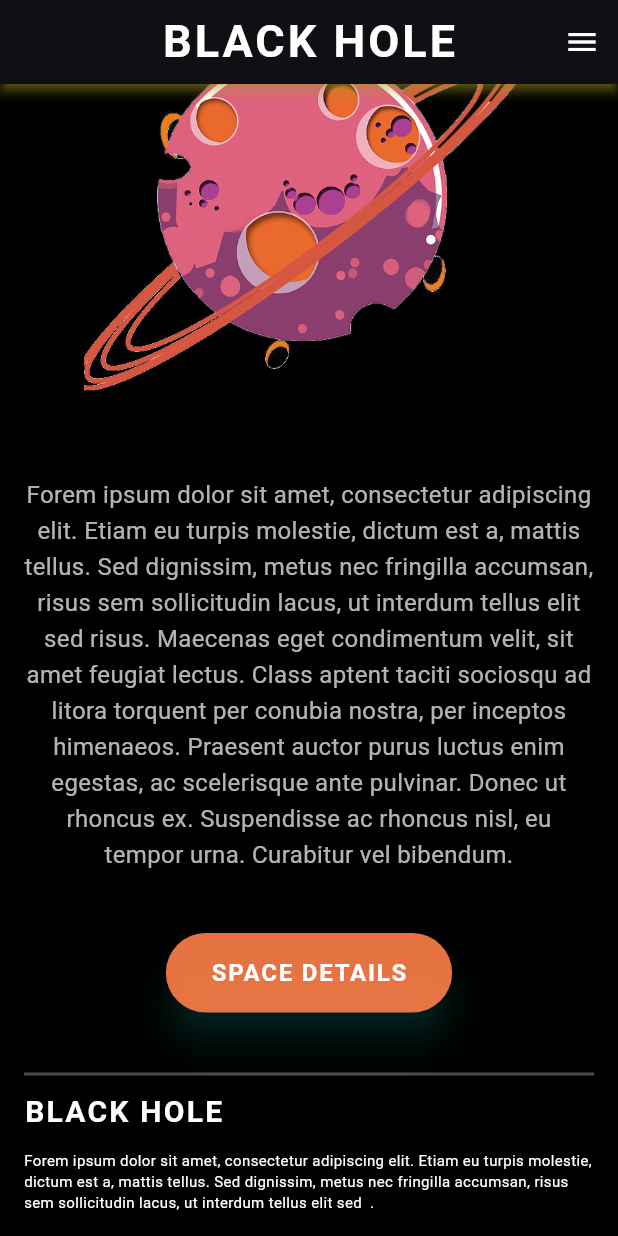
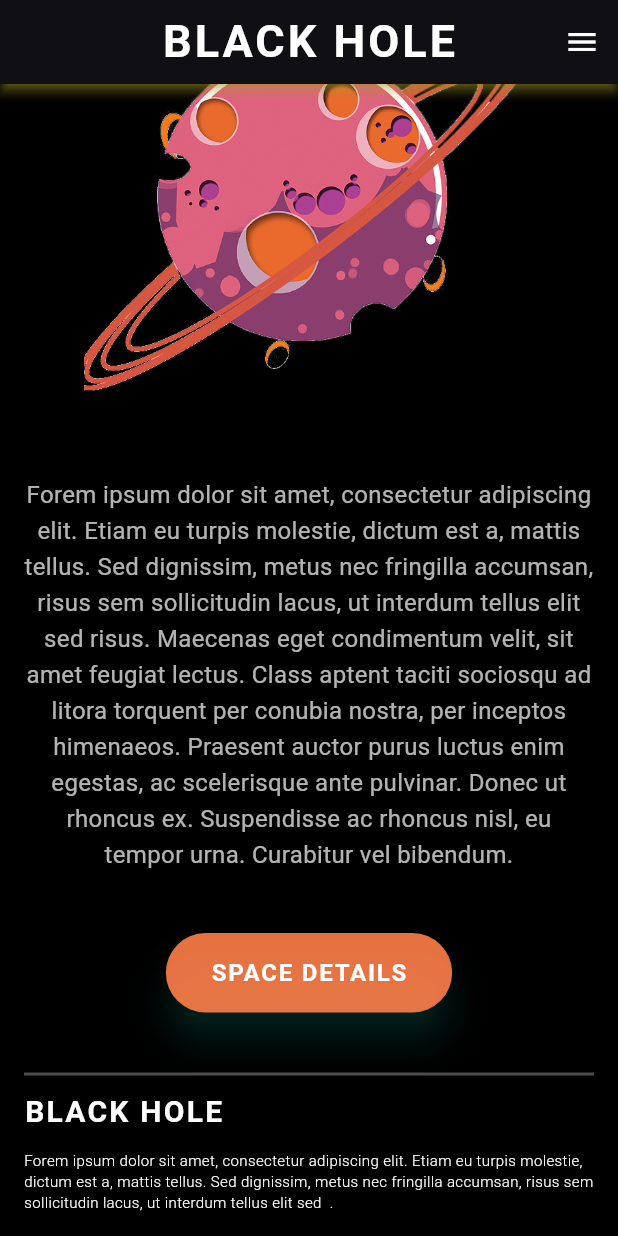
Before and after one commit to ThilinaKanishka/Black-Hole-Mobile-Application-, a Flutter app: the screen it shows after launch, scrolled down 1656 dp, on a phone screen of 412 x 824 dp. Run offline on Flutter 3.47's test engine with Material 3 defaults, Android fonts, the phone set to English and light mode, and no system bars.

Commit message:
Update main.dart

```diff
--- a/black_hole/lib/main.dart
+++ b/black_hole/lib/main.dart
@@ -299,8 +299,13 @@ class _SpaceHomePageState extends State<SpaceHomePage>
               const SizedBox(height: 10),
               Text(
                 "Forem ipsum dolor sit amet, consectetur adipiscing elit. Etiam eu turpis molestie, dictum est a, mattis tellus. Sed dignissim, metus nec fringilla accumsan, risus sem sollicitudin lacus, ut interdum tellus elit sed  .",
-                style: TextStyle(color: Colors.white, fontSize: 10),
+                style: TextStyle(
+                  color: Colors.white,
+                  fontSize: 10,
+                  fontWeight: FontWeight.w300,
+                ),
               ),
+              const SizedBox(height: 20),
             ],
           ),
         ),
```
